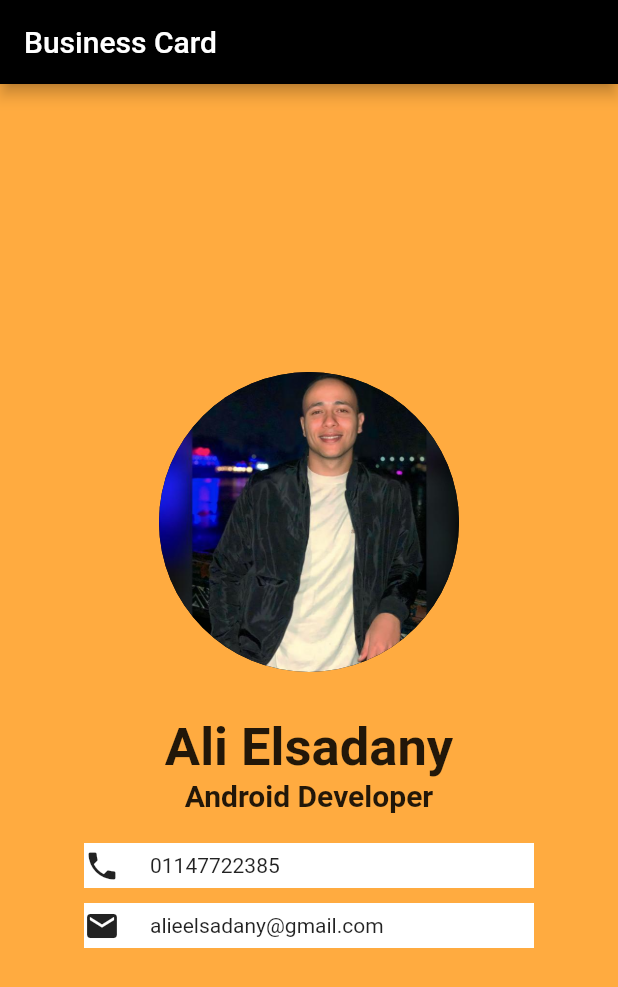
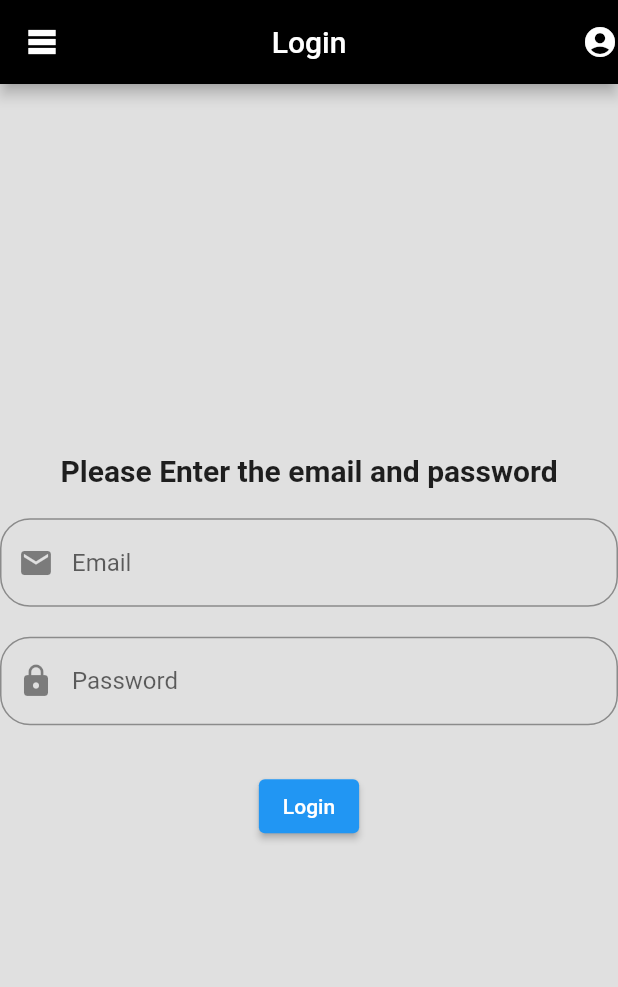
Before and after one commit to Ali-Elsadany/Flutter, a Flutter app: the screen it shows after launch, on a phone screen of 412 x 824 dp. Shown: the top 987 px of the screen. Run offline on Flutter 3.47's test engine with Material 2 defaults, Android fonts, the phone set to English and light mode, and no system bars.

Commit message:
Final Commit

```diff
--- a/lib/main.dart
+++ b/lib/main.dart
@@ -128,113 +128,141 @@ class _MyHomePageState extends State<MyHomePage> {
 */
 
 import 'package:flutter/material.dart';
+import 'package:flutter_test_project/Task.dart';
 
 void main() {
-  runApp(const RootWidget());
+  runApp(MaterialApp(
+    title: 'route',
+    home: FirstScreen(),
+  ));
+  //runApp(const SecondScreen());
+  //runApp(FirstScreen());
 }
 
-class RootWidget extends StatelessWidget {
-  const RootWidget({super.key});
+class FirstScreen extends StatelessWidget {
+  @override
+  Widget build(BuildContext context) {
+    return MaterialApp(
+      home: MyApp(),
+    );
+  }
+
+}
+
+class MyApp extends StatefulWidget {
+  @override
+  content createState() => content();
+}
+
+  class content extends State<MyApp>{
+    final forEmail = TextEditingController();
+    final forPass = TextEditingController();
+    String erorr = '';
+
+    void login(){
+      String email = forEmail.text;
+      String password = forPass.text;
+      if(email == 'flutter@gmail.com' && password == 'upacademy') {
+        Navigator.push(
+            context, MaterialPageRoute(builder: (context) => SecondScreen()));
+      }
+      else {
+        setState(() {
+          erorr = 'Invalid Email and Password';
+        });
+      }
+
+    }
 
   @override
   Widget build(BuildContext context) {
-    return MaterialApp(
-      debugShowCheckedModeBanner: false,
-      home: Scaffold(
+    return Scaffold(
+    //bool emailValid = RegExp('flutter@gmail.com').hasMatch(value);
             appBar: AppBar(
+              leading: Icon(Icons.table_rows),
+              centerTitle: true,
+              title: Text('Login'),
+              actions: [Icon(Icons.account_circle_sharp)],
               backgroundColor: Colors.black,
-            //centerTitle: true,
-            title: Row(children: [Text('Business Card')])
-
             ),
-        backgroundColor: Colors.orangeAccent,
+            backgroundColor: Colors.grey[300],
             body: SafeArea(
               child: Center(
                 child: Column(
                   mainAxisAlignment: MainAxisAlignment.center,
                   crossAxisAlignment: CrossAxisAlignment.center,
                   children: [
-                /*
-                Text('Hello World',
-                  style: TextStyle(fontSize: 35, color: Colors.blue)
+
+                    Text('Please Enter the email and password',
+                      style: TextStyle(fontWeight: FontWeight.bold,fontSize: 20),),
+                    SizedBox(height: 20,),
+                    TextFormField(
+                      keyboardType: TextInputType.emailAddress,
+                        controller: forEmail,
+                        decoration: InputDecoration(
+                          prefixIcon: Icon(Icons.mail),
+                          hintText: 'Email',
+                          border: OutlineInputBorder(borderRadius: BorderRadius.circular(20)),),
+
+                    //validator: (String){
+                        //bool emailValid = RegExp('ali').hasMatch(String!);
+                        //if(!emailValid){
+                         // return 'Enter Valid Email';
+                       // }
+                    //},
+
                     ),
-                Text('Hello World',
-                    style: TextStyle(fontSize: 35, color: Colors.blue)
-                ),
-              Icon(Icons.face,size: 55,color: Colors.blue,),
-              */
-                /*
-                Container(
-                  width: 300,
-                  height: 30,
 
-                  decoration: BoxDecoration(
-                    color: Colors.white,
-                    borderRadius: BorderRadius.circular(35)
-                  ),
-                  child: Center(
-                  child: Text('KING')
-                  )
 
-                 */
-                /*
-                SizedBox(
-                  width: double.infinity,
-                  height: 300,
-                  child: Image.asset('assets/images/Knight.jpg'),
-                ),
-                SizedBox(
-                  width: double.infinity,
-                  height: 300,
-                  child: Image.network('https://media.istockphoto.com/id/173838005/photo/black-pawn.jpg?s=612x612&w=0&k=20&c=5C-60Q9jSyakRXItxs47mrCkKKECKTcPiIGSD7RYC5U='),
-                )
-
-                 */
-                CircleAvatar(
-                  backgroundColor: Colors.black,
-                  radius: 100,
-                  backgroundImage: AssetImage('assets/images/Ali.png'),
+                    SizedBox(height: 20,),
+                    TextFormField(
+                      keyboardType: TextInputType.visiblePassword,
+                        controller: forPass,
+                        obscureText: true,
+                        decoration: InputDecoration(
+                          prefixIcon: Icon(Icons.lock),
+                          hintText: 'Password',
+                          border: OutlineInputBorder(borderRadius: BorderRadius.circular(20)),),
+                     // validator: (value) {
+                       // bool emailValid = RegExp('ali').hasMatch(value!);
+                       // if (!emailValid) {
+                        //  return 'Enter Valid Email';
+                      //  }
+                    //  }
                       ),
                     SizedBox(height: 30,),
-                Text('Ali Elsadany',style: TextStyle(fontSize: 35,fontWeight: FontWeight.bold)),
-                SizedBox(height: 0,),
-                Text('Android Developer',style: TextStyle(fontSize: 20,fontWeight: FontWeight.bold)),
-                SizedBox(height: 20,),
-                Container(
-                  height: 30,
-                  width: 300,
-                  decoration: BoxDecoration(
-                    color: Colors.white,
-                  ),
-                  child: Row(
-                    children: [
-                      Icon(Icons.phone),
-                      SizedBox(width: 20),
-                      Text('01147722385')
+
+
+                    ElevatedButton(
+                        onPressed: login,
+    // && forPass == 'u'
+    //forEmail == 'flutter@gmail.com'
+
+
+                           child: Text('Login')),
+                    Text(erorr,style: TextStyle(color: Colors.red),),
                           ],
                           ),
-                  ),
-                SizedBox(height: 10,),
-                Container(
-                  height: 30,
-                  width: 300,
-                  decoration: BoxDecoration(
-                    color: Colors.white,
-                  ),
-                  child: Row(
-                    children: [
-                      Icon(Icons.mail),
-                      SizedBox(width: 20),
-                      Text('alieelsadany@gmail.com')
-                    ],
-                  ),
-                ),
-              ],
-              ),
-            )
+
+                         // Navigator.push(context, MaterialPageRoute(
+                             // builder: (context) => SecondScreen()));
+
+
+                          //var checkPass = forPass.text;
+                          //Navigator.push(context, MaterialPageRoute(builder: (context) => SecondScreen() ));
+
+
+
+
+
 
                 ),
               ),
+
             );
+
+
+
     }
+
   }
```
Also changed, not shown: lib/Task.dart (added, +118 -0 lines), 1 other file. Lines whose indentation alone changed are shown as unchanged.
